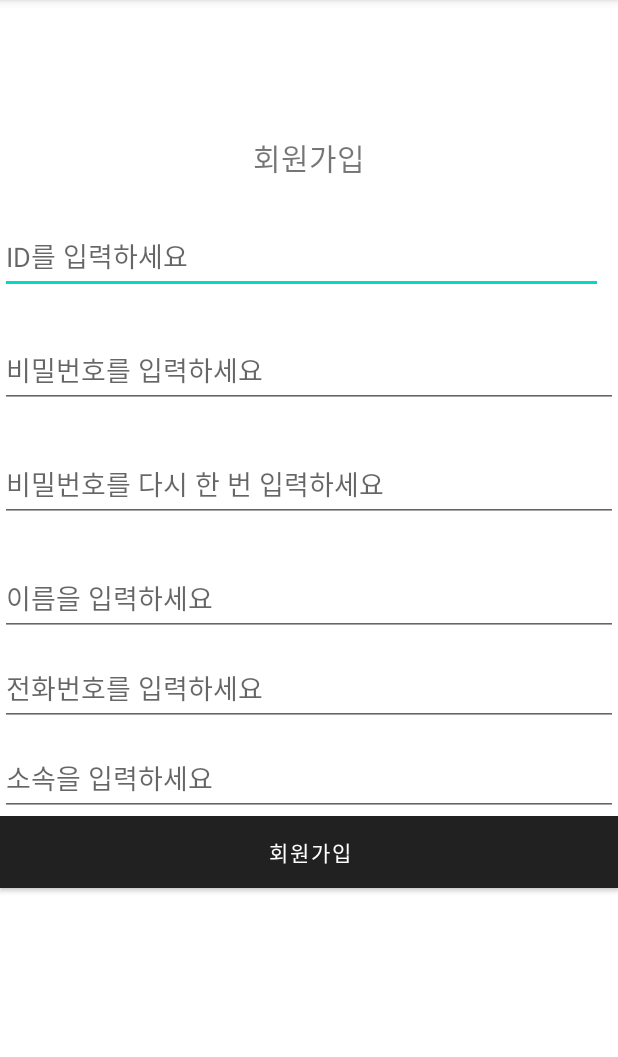
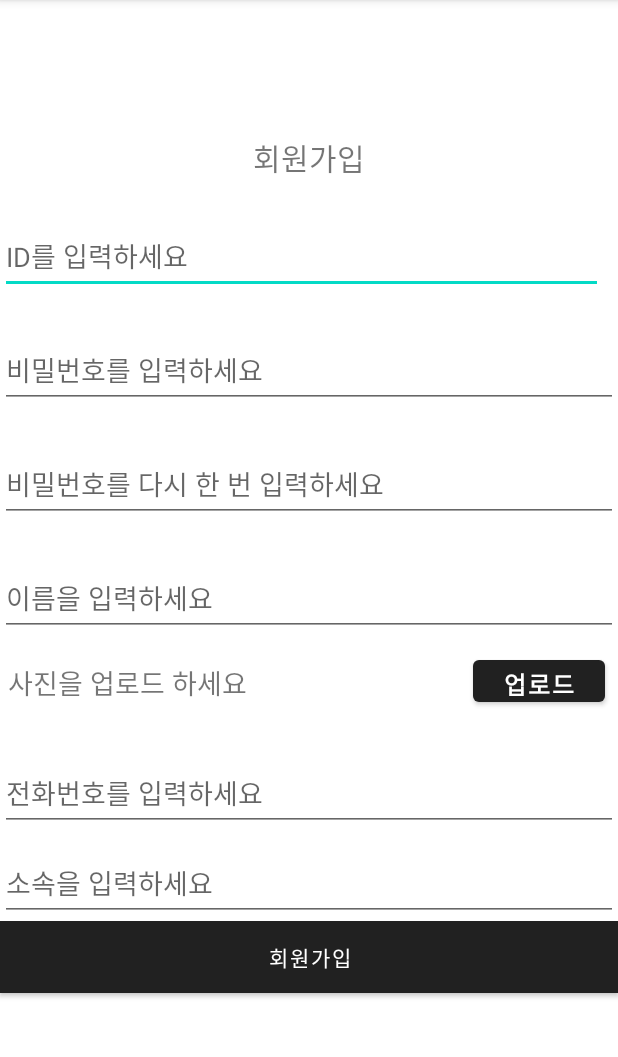
Before and after one commit to yewon918/VisitorManagement, an Android app: the RegisterActivity screen opened directly, with no data from a screen before it, on a phone screen of 412 x 824 dp, the part 84-1141 px from its top. Run offline under Robolectric (Android 15) with nearby library versions, the light colour scheme and no system bars; our stand-ins replace Volley.

Commit message:
이미지 업로드 기능 추가

```diff
--- a/VisitManagement/app/src/main/java/com/example/visitmanagement/RegisterActivity.java
+++ b/VisitManagement/app/src/main/java/com/example/visitmanagement/RegisterActivity.java
@@ -1,13 +1,22 @@
 package com.example.visitmanagement;
 
+import static android.content.ContentValues.TAG;
+
 import androidx.appcompat.app.AppCompatActivity;
+import androidx.core.app.ActivityCompat;
 
+import android.Manifest;
+import android.content.pm.PackageManager;
+import android.net.Uri;
+import android.os.Build;
 import android.os.Bundle;
 import android.content.Intent;
 
+import android.util.Log;
 import android.view.View;
 import android.widget.Button;
 import android.widget.EditText;
+import android.widget.TextView;
 import android.widget.Toast;
 
 import com.android.volley.RequestQueue;
@@ -19,7 +28,12 @@ import org.json.JSONObject;
 
 public class RegisterActivity extends AppCompatActivity {
     private EditText et_id, et_pw, et_pwcheck, et_name,et_phone, et_belong;
-    private Button btn_register;
+    private Button btn_register, btn_upload;
+    private TextView tv_photo;
+    String TAG = "RegisterActivity";
+
+    Uri uri;//이미지
+
     @Override
     protected void onCreate(Bundle savedInstanceState) {
         super.onCreate(savedInstanceState);
@@ -32,6 +46,19 @@ public class RegisterActivity extends AppCompatActivity {
         et_name=findViewById(R.id.et_name);
         et_phone=findViewById(R.id.et_phone);
         et_belong=findViewById(R.id.et_belong);
+
+        tv_photo=findViewById(R.id.tv_photo);
+        btn_upload = findViewById(R.id.btn_upload);
+
+        //업로드 버튼 클릭
+        btn_upload.setOnClickListener(new View.OnClickListener() {
+            @Override
+            public void onClick(View v) {
+                Intent intent = new Intent(Intent.ACTION_PICK);
+                intent.setType("image/*");
+                startActivityForResult(intent, 1);
+            }
+        });
 
         //회원가입 버튼 클릭 시 수행
         btn_register= findViewById(R.id.btn_register);
@@ -52,6 +79,7 @@ public class RegisterActivity extends AppCompatActivity {
                     JSONObject jsonObject=new JSONObject(response);
                     boolean success=jsonObject.getBoolean("success");
                     if(success){
+                        String image=jsonObject.getString("profileimage");
                         Toast.makeText(getApplicationContext(),"회원가입을 완료하였습니다.",Toast.LENGTH_SHORT).show();
 //                        Intent intent=new Intent(RegisterActivity.this, LoginActivity.class);
 //                        startActivity(intent);
@@ -64,10 +92,25 @@ public class RegisterActivity extends AppCompatActivity {
                 }
             };
             // 서버로 Volley를 이용해서 요청을 함.
-            RegisterRequest registerRequest = new RegisterRequest(userID,userPass,userPassCheck,userName,userPhone,userBelong, responseListener);
+            RegisterRequest registerRequest = new RegisterRequest(userID,userPass,userPassCheck,userName,userPhone,userBelong,uri, responseListener);
             RequestQueue queue = Volley.newRequestQueue(RegisterActivity.this);
             queue.add(registerRequest);
         });
 
+
+
+    }
+    @Override
+    protected void onActivityResult(int requestCode, int resultCode, Intent data) {
+        super.onActivityResult(requestCode, resultCode, data);
+
+        switch(requestCode) {
+            case 1:
+                if (resultCode == RESULT_OK) {
+                    Uri uri = data.getData();
+                  tv_photo.setText((CharSequence) uri);
+                }
+                break;
+        }
     }
 }
--- a/VisitManagement/app/src/main/java/com/example/visitmanagement/RegisterRequest.java
+++ b/VisitManagement/app/src/main/java/com/example/visitmanagement/RegisterRequest.java
@@ -1,4 +1,6 @@
 package com.example.visitmanagement;
+import android.net.Uri;
+
 import com.android.volley.AuthFailureError;
 import com.android.volley.Response;
 import com.android.volley.toolbox.StringRequest;
@@ -11,7 +13,7 @@ public class RegisterRequest extends StringRequest{
     private Map<String, String> map;
 
 
-    public RegisterRequest(String userID, String userPassword, String userPassCheck, String userName, int userPhone, String userBelong, Response.Listener<String> listener) {
+    public RegisterRequest(String userID, String userPassword, String userPassCheck, String userName, int userPhone, String userBelong, Uri profileimg, Response.Listener<String> listener) {
         super(Method.POST, URL, listener, null);
 
         map = new HashMap<>();
@@ -21,6 +23,8 @@ public class RegisterRequest extends StringRequest{
         map.put("userName", userName);
         map.put("userPhone", userPhone + "");
         map.put("userBelong", userBelong);
+        map.put ("profileimg",profileimg+"");
+
 
     }
 
--- a/VisitManagement/app/src/main/res/layout/activity_register.xml
+++ b/VisitManagement/app/src/main/res/layout/activity_register.xml
@@ -67,6 +67,31 @@
         android:hint="@string/hint_name"
 
         />
+    <LinearLayout
+        android:layout_width="match_parent"
+        android:layout_height="wrap_content"
+        android:orientation="horizontal">
+        <TextView
+            android:id="@+id/tv_photo"
+            android:layout_width="210dp"
+            android:layout_height="40dp"
+            android:layout_marginTop="10dp"
+            android:layout_marginBottom="20dp"
+            android:layout_marginLeft="5dp"
+            android:textSize="18dp"
+            android:text="@string/hint_photo" />
+
+        <Button
+            android:id="@+id/btn_upload"
+            android:layout_width="wrap_content"
+            android:layout_height="40dp"
+            android:layout_marginTop="10dp"
+            android:layout_marginLeft="100dp"
+            android:text="업로드"
+            android:textColor="#ffffff"
+            android:textSize="16sp"
+            android:textStyle="bold" />
+    </LinearLayout>
 
     <EditText
         android:id="@+id/et_phone"
```
Also changed, not shown: VisitManagement/app/src/main/AndroidManifest.xml (+12 -2 lines).
